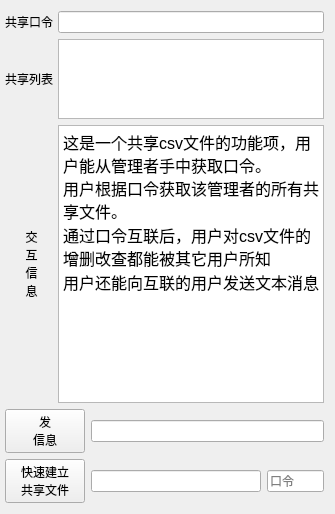
First picture: the form in onlinedoc/ui/SharedView.ui, repository 3548848289/SmartDesk, before the edit.
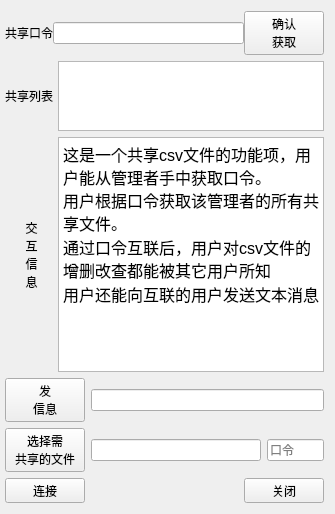
Second picture: the form after the edit.

Commit message: 完善图片文件查看功能，水印功能，新增支持查看svg文件

```diff
--- a/onlinedoc/ui/SharedView.ui
+++ b/onlinedoc/ui/SharedView.ui
@@ -22,51 +22,10 @@
   <property name="styleSheet">
    <string notr="true"/>
   </property>
-  <layout class="QGridLayout" name="gridLayout" rowstretch="1,2,7,1,1">
+  <layout class="QGridLayout" name="gridLayout" rowstretch="1,2,7,1,1,1">
    <property name="leftMargin">
     <number>5</number>
    </property>
-   <item row="1" column="0">
-    <layout class="QHBoxLayout" name="horizontalLayout_6" stretch="1,5">
-     <property name="spacing">
-      <number>0</number>
-     </property>
-     <item>
-      <widget class="QLabel" name="label_3">
-       <property name="text">
-        <string>共享列表</string>
-       </property>
-      </widget>
-     </item>
-     <item>
-      <widget class="QListWidget" name="listWidget"/>
-     </item>
-    </layout>
-   </item>
-   <item row="0" column="0">
-    <layout class="QHBoxLayout" name="horizontalLayout_4" stretch="1,5">
-     <property name="spacing">
-      <number>0</number>
-     </property>
-     <property name="rightMargin">
-      <number>0</number>
-     </property>
-     <item>
-      <widget class="QLabel" name="label_2">
-       <property name="text">
-        <string>共享口令</string>
-       </property>
-      </widget>
-     </item>
-     <item>
-      <widget class="QLineEdit" name="passwdEdit">
-       <property name="text">
-        <string/>
-       </property>
-      </widget>
-     </item>
-    </layout>
-   </item>
    <item row="2" column="0">
     <layout class="QHBoxLayout" name="horizontalLayout_2" stretch="1,5">
      <property name="spacing">
@@ -133,6 +92,38 @@
      </item>
     </layout>
    </item>
+   <item row="0" column="0">
+    <layout class="QHBoxLayout" name="horizontalLayout_4" stretch="1,5,0">
+     <property name="spacing">
+      <number>0</number>
+     </property>
+     <property name="rightMargin">
+      <number>0</number>
+     </property>
+     <item>
+      <widget class="QLabel" name="label_2">
+       <property name="text">
+        <string>共享口令</string>
+       </property>
+      </widget>
+     </item>
+     <item>
+      <widget class="QLineEdit" name="passwdEdit">
+       <property name="text">
+        <string/>
+       </property>
+      </widget>
+     </item>
+     <item>
+      <widget class="QPushButton" name="yesBtn">
+       <property name="text">
+        <string>确认
+获取</string>
+       </property>
+      </widget>
+     </item>
+    </layout>
+   </item>
    <item row="4" column="0">
     <layout class="QHBoxLayout" name="horizontalLayout" stretch="1,3,1">
      <item>
@@ -144,8 +135,8 @@
         </sizepolicy>
        </property>
        <property name="text">
-        <string>快速建立
-共享文件</string>
+        <string>选择需
+共享的文件</string>
        </property>
       </widget>
      </item>
@@ -168,6 +159,78 @@
      </item>
     </layout>
    </item>
+   <item row="1" column="0">
+    <layout class="QHBoxLayout" name="horizontalLayout_6" stretch="1,5">
+     <property name="spacing">
+      <number>0</number>
+     </property>
+     <item>
+      <widget class="QLabel" name="label_3">
+       <property name="text">
+        <string>共享列表</string>
+       </property>
+      </widget>
+     </item>
+     <item>
+      <widget class="QListWidget" name="listWidget"/>
+     </item>
+    </layout>
+   </item>
+   <item row="5" column="0">
+    <layout class="QHBoxLayout" name="horizontalLayout_5">
+     <item>
+      <widget class="QPushButton" name="linkBtn">
+       <property name="sizePolicy">
+        <sizepolicy hsizetype="Minimum" vsizetype="Maximum">
+         <horstretch>0</horstretch>
+         <verstretch>0</verstretch>
+        </sizepolicy>
+       </property>
+       <property name="maximumSize">
+        <size>
+         <width>16777215</width>
+         <height>25</height>
+        </size>
+       </property>
+       <property name="text">
+        <string>连接</string>
+       </property>
+      </widget>
+     </item>
+     <item>
+      <spacer name="horizontalSpacer">
+       <property name="orientation">
+        <enum>Qt::Orientation::Horizontal</enum>
+       </property>
+       <property name="sizeHint" stdset="0">
+        <size>
+         <width>40</width>
+         <height>20</height>
+        </size>
+       </property>
+      </spacer>
+     </item>
+     <item>
+      <widget class="QPushButton" name="closeBtn">
+       <property name="sizePolicy">
+        <sizepolicy hsizetype="Minimum" vsizetype="Maximum">
+         <horstretch>0</horstretch>
+         <verstretch>0</verstretch>
+        </sizepolicy>
+       </property>
+       <property name="maximumSize">
+        <size>
+         <width>16777215</width>
+         <height>25</height>
+        </size>
+       </property>
+       <property name="text">
+        <string>关闭</string>
+       </property>
+      </widget>
+     </item>
+    </layout>
+   </item>
   </layout>
  </widget>
  <tabstops>
```
Left out of the diff: 4 changed lines with no effect on the pictures. The commit also changes 23 other files.
